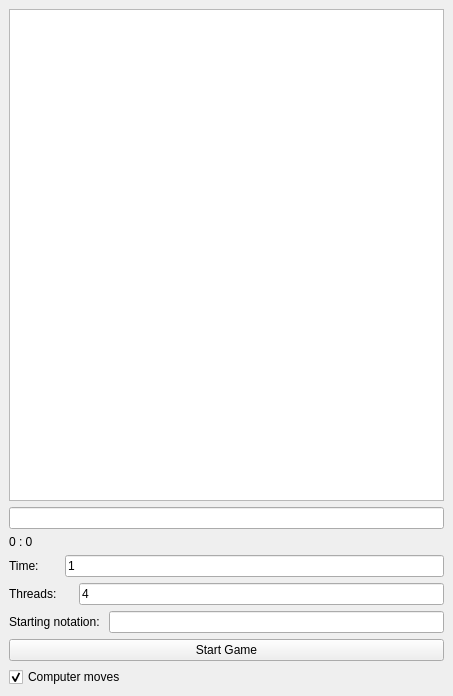
jdermont/QtPaperSoccer, file src/secondwindow.ui: the form before one commit.
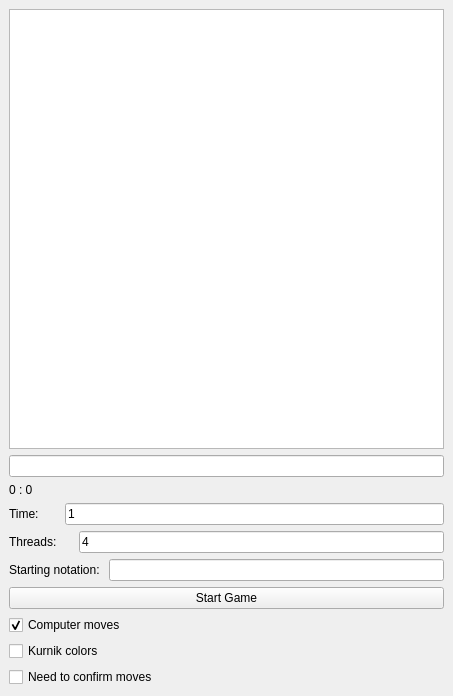
The form after the commit.

Patch:
```diff
--- a/src/secondwindow.ui
+++ b/src/secondwindow.ui
@@ -126,6 +126,20 @@
       </property>
      </widget>
     </item>
+    <item row="2" column="0">
+     <widget class="QCheckBox" name="checkBox_2">
+      <property name="text">
+       <string>Kurnik colors</string>
+      </property>
+     </widget>
+    </item>
+    <item row="3" column="0">
+     <widget class="QCheckBox" name="checkBox_3">
+      <property name="text">
+       <string>Need to confirm moves</string>
+      </property>
+     </widget>
+    </item>
    </layout>
   </widget>
  </widget>
```
